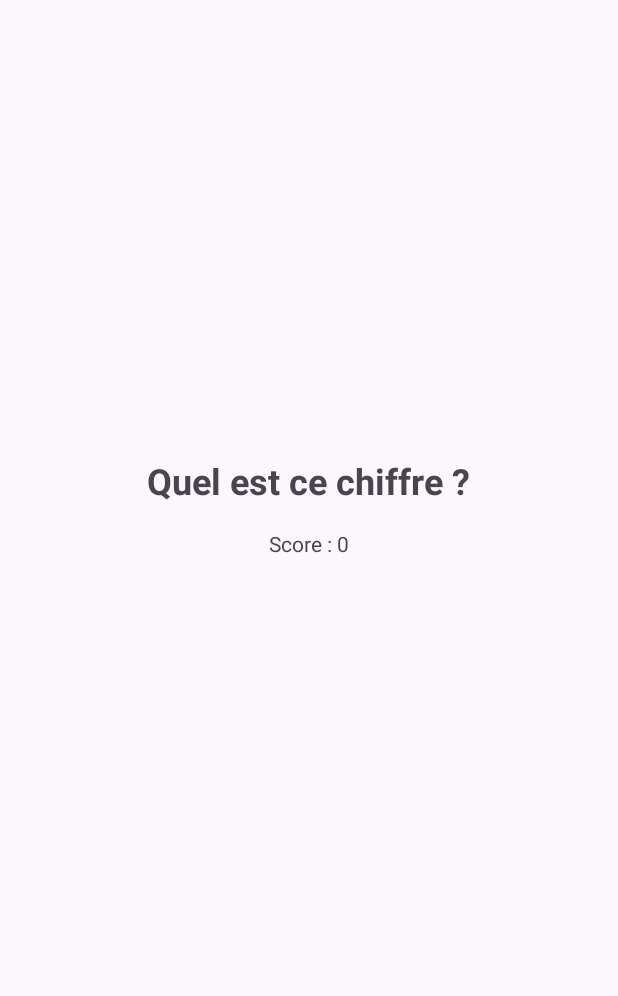
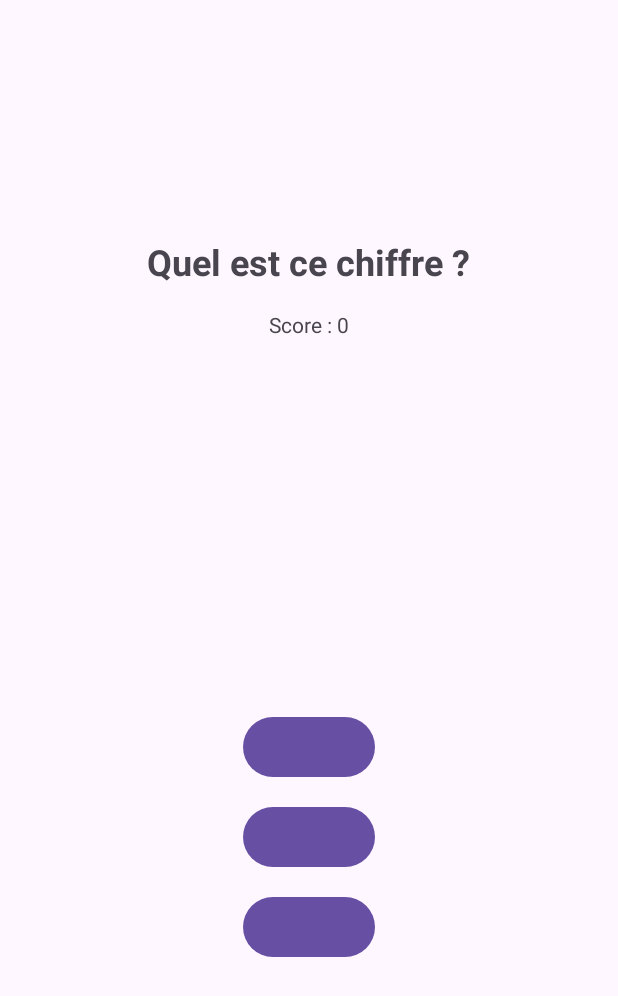
Before and after one commit to nadiatrabls/PetitsPas, an Android app: the layout activity_quiz_chiffres.xml on its own in the app's theme, with its tools: preview values and no code run, on a phone screen of 412 x 824 dp. Shown: the top 996 px of the screen. Run offline under Robolectric (Android 15) with nearby library versions, the phone set to English and light mode, and no system bars.

Commit message:
android app modifs

```diff
--- a/app/src/main/AndroidManifest.xml
+++ b/app/src/main/AndroidManifest.xml
@@ -29,6 +29,8 @@
         <activity android:name=".QuizAlphabetActivity" android:exported="false" />
         <!-- Nouvelle activité : chiffres -->
         <activity android:name=".ChiffresActivity" android:exported="false" />
+        <!-- Nouvelle activité : quizchiffres -->
+        <activity android:name=".QuizChiffresActivity" />
 
     </application>
 
--- a/app/src/main/res/layout/activity_quiz_chiffres.xml
+++ b/app/src/main/res/layout/activity_quiz_chiffres.xml
@@ -22,29 +22,61 @@
         android:layout_height="wrap_content"
         android:layout_marginBottom="24dp" />
 
+    <!-- ✅ Image du chiffre -->
+    <ImageView
+        android:id="@+id/imgChiffre"
+        android:layout_width="200dp"
+        android:layout_height="200dp"
+        android:layout_marginBottom="24dp" />
+
+    <!-- ✅ Boutons de réponses -->
+    <Button
+        android:id="@+id/btnOption1"
+        android:layout_width="wrap_content"
+        android:layout_height="wrap_content"
+        android:layout_marginBottom="12dp" />
+
+    <Button
+        android:id="@+id/btnOption2"
+        android:layout_width="wrap_content"
+        android:layout_height="wrap_content"
+        android:layout_marginBottom="12dp" />
+
+    <Button
+        android:id="@+id/btnOption3"
+        android:layout_width="wrap_content"
+        android:layout_height="wrap_content"
+        android:layout_marginBottom="24dp" />
+
+    <!-- ✅ Étoiles de récompense -->
     <LinearLayout
+        android:id="@+id/etoileLayout"
         android:orientation="horizontal"
         android:gravity="center"
-        android:layout_width="match_parent"
-        android:layout_height="wrap_content"
-        android:layout_marginBottom="24dp">
+        android:layout_marginBottom="16dp"
+        android:visibility="gone"
+        android:layout_width="wrap_content"
+        android:layout_height="wrap_content">
 
         <ImageView
-            android:id="@+id/imgOption1"
-            android:layout_width="100dp"
-            android:layout_height="100dp"
-            android:layout_marginEnd="16dp" />
+            android:id="@+id/etoile1"
+            android:layout_width="48dp"
+            android:layout_height="48dp"
+            android:src="@drawable/star_off" />
 
         <ImageView
-            android:id="@+id/imgOption2"
-            android:layout_width="100dp"
-            android:layout_height="100dp"
-            android:layout_marginEnd="16dp" />
+            android:id="@+id/etoile2"
+            android:layout_width="48dp"
+            android:layout_height="48dp"
+            android:layout_marginStart="8dp"
+            android:layout_marginEnd="8dp"
+            android:src="@drawable/star_off" />
 
         <ImageView
-            android:id="@+id/imgOption3"
-            android:layout_width="100dp"
-            android:layout_height="100dp" />
+            android:id="@+id/etoile3"
+            android:layout_width="48dp"
+            android:layout_height="48dp"
+            android:src="@drawable/star_off" />
     </LinearLayout>
 
     <Button
@@ -53,5 +85,4 @@
         android:layout_width="wrap_content"
         android:layout_height="wrap_content"
         android:visibility="gone" />
-
 </LinearLayout>
```
Also changed, not shown: app/src/main/java/com/example/petitspas/ChiffresActivity.java (+8 -15 lines), app/src/main/java/com/example/petitspas/QuizChiffresActivity.java (+41 -55 lines).
